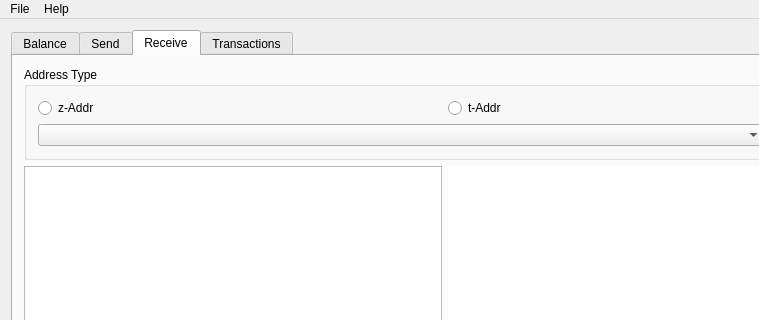
Old version of the form src/mainwindow.ui in the repository z-bitcoinz/BitcoinZ_Blue; both pictures show x 0 to 759 and y 0 to 320 of the 889 by 603 pixel window.
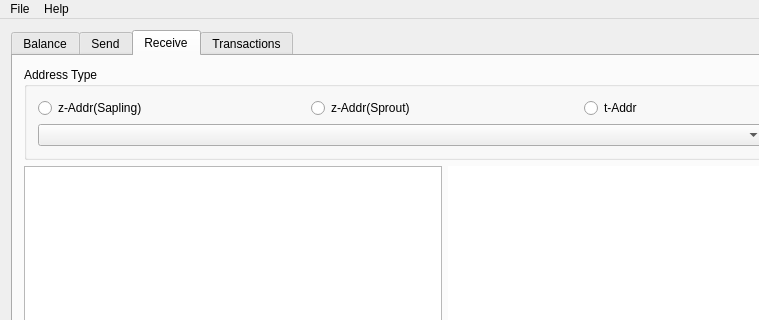
New version of the form. The open tabs and pages were chosen to show the change. Icons and pictures are not drawn.

Commit message: Add sapling support while generating addresses

What changed in the file:
```diff
--- a/src/mainwindow.ui
+++ b/src/mainwindow.ui
@@ -562,10 +562,17 @@
             <layout class="QVBoxLayout" name="verticalLayout_9">
              <item>
               <layout class="QHBoxLayout" name="horizontalLayout_9">
+               <item>
+                <widget class="QRadioButton" name="rdioZSAddr">
+                 <property name="text">
+                  <string>z-Addr(Sapling)</string>
+                 </property>
+                </widget>
+               </item>
                <item>
                 <widget class="QRadioButton" name="rdioZAddr">
                  <property name="text">
-                  <string>z-Addr</string>
+                  <string>z-Addr(Sprout)</string>
                  </property>
                 </widget>
                </item>
```
The commit also changes 7 other files.
